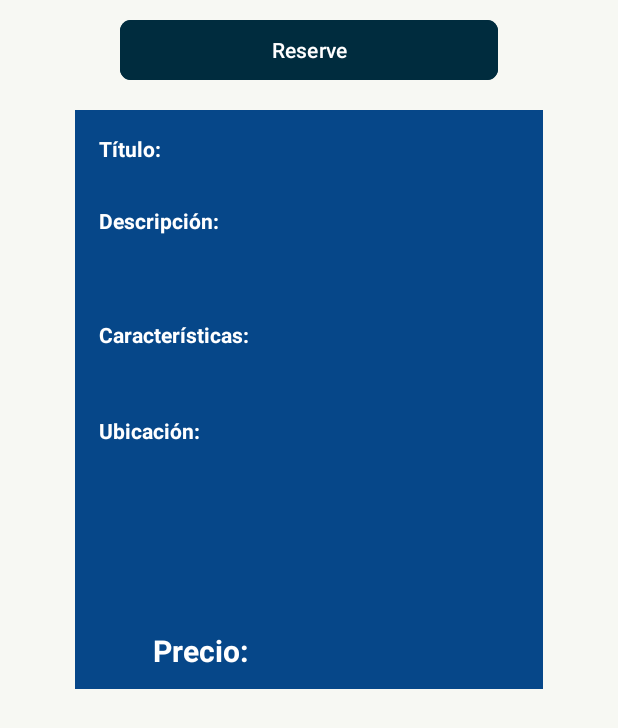
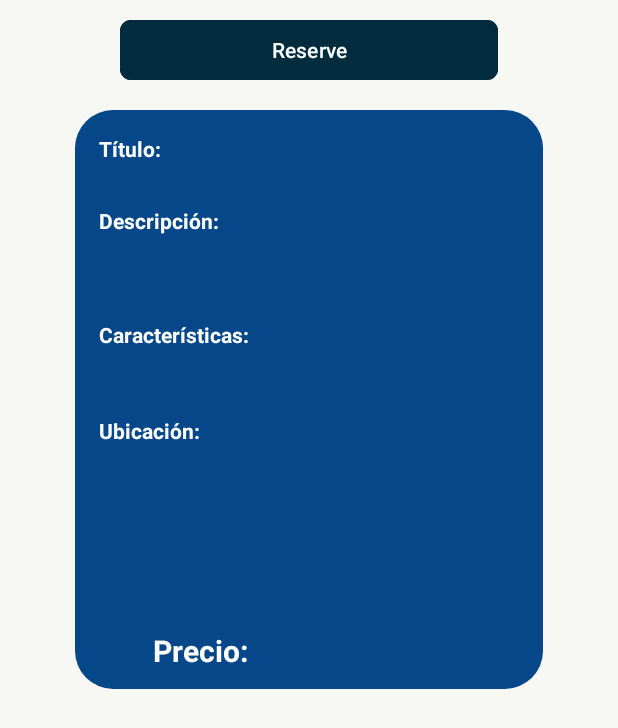
Before and after one commit to WX61-Grupo2-AplicacionesMoviles/MobileApp-Plusroom, an Android app: the PostActivity screen opened directly, with no data from a screen before it, on a phone screen of 412 x 824 dp. Shown: the part 427-1155 px from the top of the screen. Run offline under Robolectric (Android 15) with nearby library versions, the phone set to English and light mode, and no system bars.

Commit message:
fix: post design

```diff
--- /dev/null
+++ b/app/src/main/res/drawable/rounded_post_ui.xml
@@ -0,0 +1,10 @@
+<?xml version="1.0" encoding="utf-8"?>
+<shape xmlns:android="http://schemas.android.com/apk/res/android"
+    android:shape="rectangle" >
+    <solid android:color="@color/blue60"></solid>
+    <corners
+        android:radius="25dp" />
+    <size
+        android:height="40dp"
+        android:width="40dp" />
+</shape>
--- a/app/src/main/res/layout/activity_post.xml
+++ b/app/src/main/res/layout/activity_post.xml
@@ -53,7 +53,7 @@
         android:layout_marginTop="16dp"
         android:layout_marginEnd="50dp"
         android:layout_marginBottom="80dp"
-        android:background="@color/blue60"
+        android:background="@drawable/rounded_post_ui"
         app:layout_constraintBottom_toBottomOf="parent"
         app:layout_constraintEnd_toEndOf="parent"
         app:layout_constraintStart_toStartOf="parent"
```
